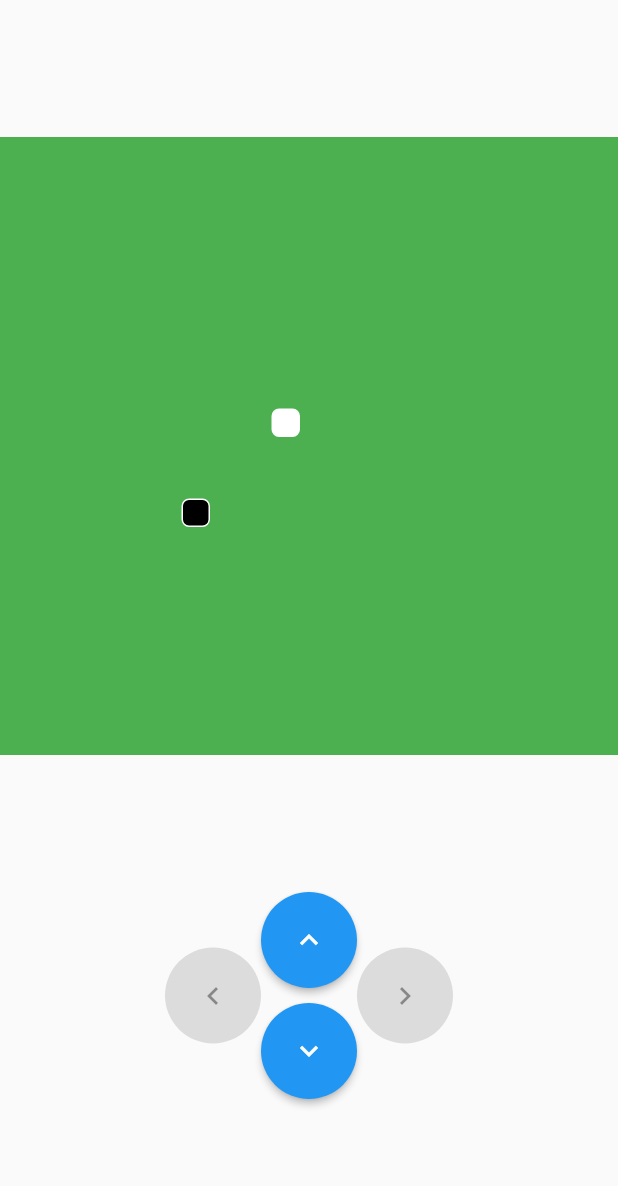
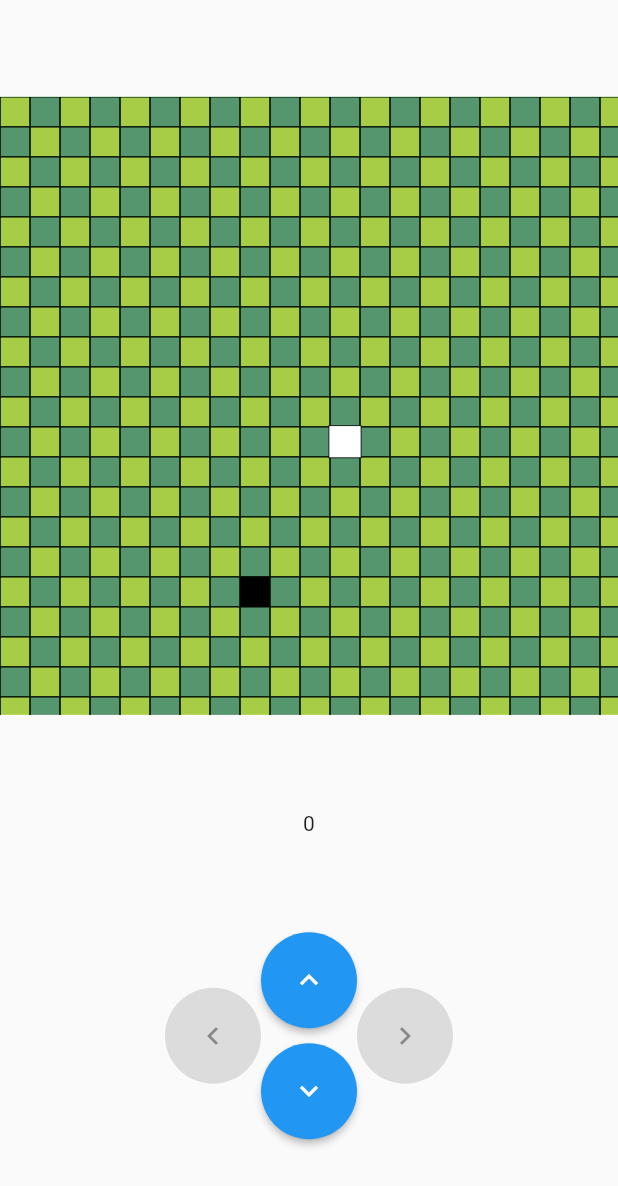
Before and after one commit to hamidwaezi/flutter_snake_game, a Flutter app: the screen it shows after launch, after a tap on the "keyboard arrow left" icon, on a phone screen of 412 x 824 dp. Shown: the top 1186 px of the screen. Run offline on Flutter 3.47's test engine with Material 2 defaults, Android fonts, the phone set to English and light mode, and no system bars.

Commit message:
refactor and add point and restart logic

```diff
--- /dev/null
+++ b/lib/ctrl.dart
@@ -0,0 +1,56 @@
+import 'package:flutter/material.dart';
+
+class ControllerButtons extends StatelessWidget {
+  final VoidCallback? onPressLeft;
+
+  final VoidCallback? onPressUp;
+
+  final VoidCallback? onPressDown;
+
+  final VoidCallback? onPressRight;
+
+  const ControllerButtons({
+    super.key,
+    this.onPressLeft,
+    this.onPressUp,
+    this.onPressDown,
+    this.onPressRight,
+  });
+
+  Widget getBtn({onPressed, child}) => ElevatedButton(
+        onPressed: onPressed,
+        style: IconButton.styleFrom(
+            shape: const CircleBorder(), padding: const EdgeInsets.all(20)),
+        child: child,
+      );
+  @override
+  Widget build(BuildContext context) {
+    return Row(
+      mainAxisAlignment: MainAxisAlignment.center,
+      crossAxisAlignment: CrossAxisAlignment.center,
+      children: [
+        getBtn(
+          onPressed: onPressLeft,
+          child: const Icon(Icons.keyboard_arrow_left),
+        ),
+        Column(
+          children: [
+            getBtn(
+              onPressed: onPressUp,
+              child: const Icon(Icons.keyboard_arrow_up),
+            ),
+            const SizedBox(height: 10),
+            getBtn(
+              onPressed: onPressDown,
+              child: const Icon(Icons.keyboard_arrow_down),
+            ),
+          ],
+        ),
+        getBtn(
+          onPressed: onPressRight,
+          child: const Icon(Icons.keyboard_arrow_right),
+        ),
+      ],
+    );
+  }
+}
--- a/lib/game_board.dart
+++ b/lib/game_board.dart
@@ -3,7 +3,10 @@ import 'dart:math';
 
 import 'package:flutter/material.dart';
 
-enum Direction { up, down, left, right }
+import 'ctrl.dart';
+import 'peice.dart';
+
+// enum Direction { up, down, left, right }
 
 class GameBoard extends StatefulWidget {
   const GameBoard({super.key});
@@ -19,7 +22,11 @@ int getNearestTens(int num, int step) {
   return out;
 }
 
-class _GameBoardState extends State<GameBoard> {
+class _GameBoardState extends State<GameBoard> with TickerProviderStateMixin {
+  late final AnimationController footAnimationCtrl;
+  // final Tween<double> _tween = Tween(begin: 0.75, end: 1.25);
+  int points = 0;
+
   late final int upperBoundX, upperBoundY, lowerBoundX, lowerBoundY;
   late final double boardWidth, boardHeight;
   int step = 20;
@@ -34,7 +41,12 @@ class _GameBoardState extends State<GameBoard> {
 
   Offset? foodPosition;
   Peice? get food => foodPosition != null
-      ? Peice(size: step, position: foodPosition!, color: Colors.white)
+      ? Peice(
+          size: step,
+          position: foodPosition!,
+          color: Colors.white,
+          footAnimationCtrl: footAnimationCtrl,
+        )
       : null;
 
   Offset get randomPosition {
@@ -57,19 +69,36 @@ class _GameBoardState extends State<GameBoard> {
       snakePositions[i] = snakePositions[i - 1];
     }
     snakePositions[0] = getNextSnakePosition(snakePositions[0]);
+    try {
+      // check if snake eat him self then looos and restart
+      if (snakePositions
+          .sublist(1, snakePositions.length - 1)
+          .where((element) => element == snakePositions[0])
+          .isNotEmpty) {
+        print('loooos');
+        restart();
+      }
+    } catch (e) {}
   }
 
   void drawFood() {
-    // while(foodPosition==null || foodPosition)
+//
+//check that snake eat the food or not
+//increment points and speed of snake
     foodPosition ??= (randomPosition);
+    if (foodPosition == snakePositions[0]) {
+      snakePositions.add(foodPosition!);
+      foodPosition = randomPosition;
+      points++;
+      if (points % 7 == 0) {
+        intervalDuration =
+            Duration(milliseconds: intervalDuration.inMilliseconds - 15);
+        changeSpeed();
+      }
+    }
     while (snakePositions.indexWhere((element) =>
             foodPosition!.dy == element.dy && element.dx == foodPosition!.dx) !=
         -1) {
-      foodPosition = randomPosition;
-    }
-
-    if (foodPosition == snakePositions[0]) {
-      snakePositions.add(foodPosition!);
       foodPosition = randomPosition;
     }
   }
@@ -85,22 +114,45 @@ class _GameBoardState extends State<GameBoard> {
       position: peices[0].position,
       color: Colors.black,
     );
-    return peices;
+    return [...peices];
+  }
+
+  List<Peice> drawBoard() {
+    List<Peice> p = [];
+
+    for (int i = 0; i < (boardWidth / (step)).round(); i++) {
+      for (int j = 0; j < (boardHeight / (step)).round(); j++) {
+        var x = (step * i).toDouble();
+        var y = (step * j).toDouble();
+        p.add(Peice(
+          size: step,
+          position: Offset(x, y),
+          color: (i + j) % 2 == 0
+              ? Colors.yellow.withOpacity(0.5)
+              : Colors.blueGrey.withOpacity(0.5),
+        ));
+      }
+    }
+    return p;
   }
 
   @override
   void initState() {
+    footAnimationCtrl = AnimationController(
+        duration: const Duration(milliseconds: 700), vsync: this);
+    footAnimationCtrl.repeat(reverse: true);
     super.initState();
     WidgetsBinding.instance.addPostFrameCallback((timeStamp) {
       boardWidth = MediaQuery.of(context).size.width;
       boardHeight = boardWidth;
-      lowerBoundX = step;
-      lowerBoundY = step;
-      upperBoundX = getNearestTens(boardWidth.toInt() - step, step);
-      upperBoundY = getNearestTens(boardHeight.toInt() - step, step);
+      lowerBoundX = 0;
+      lowerBoundY = 0;
+      upperBoundX = getNearestTens(boardWidth.toInt(), step);
+      upperBoundY = getNearestTens(boardHeight.toInt(), step);
       setState(() {});
     });
-    restart();
+    // restart();
+    changeSpeed();
   }
 
   void changeSpeed() {
@@ -116,7 +168,10 @@ class _GameBoardState extends State<GameBoard> {
   }
 
   void restart() {
+    intervalDuration = const Duration(milliseconds: 600);
     changeSpeed();
+    snakePositions.clear();
+    points = 0;
   }
 
   @override
@@ -134,11 +189,13 @@ class _GameBoardState extends State<GameBoard> {
                 color: Colors.green,
                 child: Stack(
                   children: [
+                    ...drawBoard(),
                     ...getSnakePeices(),
                     if (food != null) food!,
                   ],
                 ),
               ),
+              Text('$points'),
               ControllerButtons(
                 onPressDown: allowDirection(SnakeDirection.down)
                     ? () => setState(() => snakeDirection = SnakeDirection.down)
@@ -207,88 +264,3 @@ class _GameBoardState extends State<GameBoard> {
 }
 
 enum SnakeDirection { up, down, left, right }
-
-class Peice extends StatelessWidget {
-  final int size;
-  final Color color;
-  final Offset position;
-
-  const Peice(
-      {super.key,
-      required this.size,
-      this.color = Colors.cyan,
-      required this.position});
-
-  @override
-  Widget build(BuildContext context) {
-    return Positioned(
-      top: position.dx,
-      left: position.dy,
-      child: Container(
-        margin: const EdgeInsets.all(1),
-        height: size - 1,
-        width: size - 1,
-        decoration: BoxDecoration(
-          color: color,
-          border: Border.all(color: Colors.white, width: 1),
-          borderRadius: BorderRadius.circular(size / 4),
-        ),
-      ),
-    );
-  }
-}
-
-class ControllerButtons extends StatelessWidget {
-  final VoidCallback? onPressLeft;
-
-  final VoidCallback? onPressUp;
-
-  final VoidCallback? onPressDown;
-
-  final VoidCallback? onPressRight;
-
-  const ControllerButtons({
-    super.key,
-    this.onPressLeft,
-    this.onPressUp,
-    this.onPressDown,
-    this.onPressRight,
-  });
-
-  Widget getBtn({onPressed, child}) => ElevatedButton(
-        onPressed: onPressed,
-        style: IconButton.styleFrom(
-            shape: const CircleBorder(), padding: const EdgeInsets.all(20)),
-        child: child,
-      );
-  @override
-  Widget build(BuildContext context) {
-    return Row(
-      mainAxisAlignment: MainAxisAlignment.center,
-      crossAxisAlignment: CrossAxisAlignment.center,
-      children: [
-        getBtn(
-          onPressed: onPressLeft,
-          child: const Icon(Icons.keyboard_arrow_left),
-        ),
-        Column(
-          children: [
-            getBtn(
-              onPressed: onPressUp,
-              child: const Icon(Icons.keyboard_arrow_up),
-            ),
-            const SizedBox(height: 10),
-            getBtn(
-              onPressed: onPressDown,
-              child: const Icon(Icons.keyboard_arrow_down),
-            ),
-          ],
-        ),
-        getBtn(
-          onPressed: onPressRight,
-          child: const Icon(Icons.keyboard_arrow_right),
-        ),
-      ],
-    );
-  }
-}
--- /dev/null
+++ b/lib/peice.dart
@@ -0,0 +1,47 @@
+import 'package:flutter/material.dart';
+
+class Peice extends StatelessWidget {
+  final int size;
+  final Color color;
+  final Offset position;
+
+  final AnimationController? footAnimationCtrl;
+  static final Tween<double> _tween = Tween(begin: 0.5, end: 1.1);
+
+  const Peice({
+    super.key,
+    required this.size,
+    this.color = Colors.cyan,
+    required this.position,
+    this.footAnimationCtrl,
+  });
+
+  @override
+  Widget build(BuildContext context) {
+    var widget = Container(
+      // margin: const EdgeInsets.all(1),
+      height: size.toDouble(),
+      width: size.toDouble(),
+      decoration: BoxDecoration(
+        color: color,
+        border: Border.all(
+          color: Colors.black,
+          width: 0.5,
+          strokeAlign: BorderSide.strokeAlignInside,
+        ),
+        borderRadius: BorderRadius.circular(0),
+      ),
+    );
+    return Positioned(
+      top: position.dx,
+      left: position.dy,
+      child: footAnimationCtrl == null
+          ? widget
+          : ScaleTransition(
+              scale: _tween.animate(CurvedAnimation(
+                  parent: footAnimationCtrl!, curve: Curves.elasticOut)),
+              child: widget,
+            ),
+    );
+  }
+}
```
